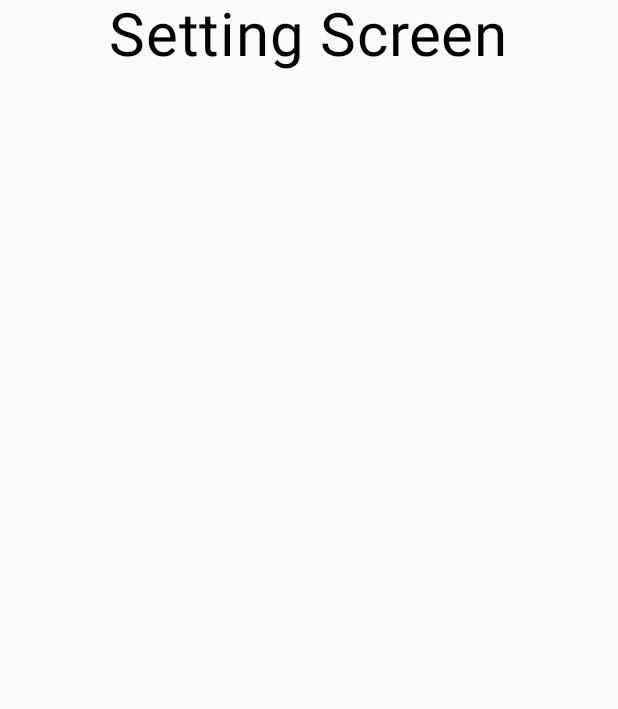
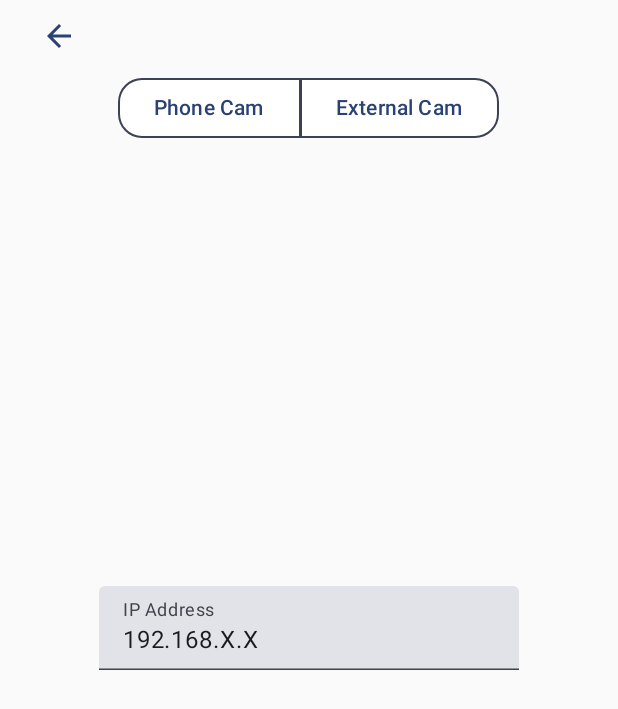
Before and after one commit to FoKE-Developers/FourCutTogether, an Android app built with Jetpack Compose: the SettingScreen screen opened through its navigation route, on a phone screen of 412 x 824 dp. Shown: the top 709 px of the screen. Run offline under Robolectric (Android 15) with nearby library versions, the light colour scheme and no system bars; our stand-ins replace Dagger/Hilt's generated code, constraintlayout-compose; 1 statement that could not run was skipped.

Commit message:
add Setting Screen [#28]

```diff
--- a/presenter/src/main/java/com/foke/together/presenter/screen/SettingScreen.kt
+++ b/presenter/src/main/java/com/foke/together/presenter/screen/SettingScreen.kt
@@ -1,41 +1,176 @@
 package com.foke.together.presenter.screen
 
-import androidx.compose.foundation.layout.Column
+import androidx.compose.foundation.BorderStroke
+import androidx.compose.foundation.layout.Row
 import androidx.compose.foundation.layout.fillMaxSize
-import androidx.compose.foundation.layout.fillMaxWidth
-import androidx.compose.material3.Button
+import androidx.compose.foundation.layout.offset
+import androidx.compose.foundation.layout.size
+import androidx.compose.foundation.shape.RoundedCornerShape
+import androidx.compose.material.icons.Icons
+import androidx.compose.material.icons.automirrored.filled.ArrowBack
+import androidx.compose.material.icons.filled.ArrowBack
+import androidx.compose.material3.ButtonDefaults
+import androidx.compose.material3.Icon
+import androidx.compose.material3.IconButton
 import androidx.compose.material3.MaterialTheme
-import androidx.compose.material3.Surface
+import androidx.compose.material3.OutlinedButton
 import androidx.compose.material3.Text
+import androidx.compose.material3.TextField
 import androidx.compose.runtime.Composable
-import androidx.compose.ui.Alignment
+import androidx.compose.runtime.getValue
+import androidx.compose.runtime.mutableStateOf
+import androidx.compose.runtime.remember
+import androidx.compose.runtime.saveable.rememberSaveable
+import androidx.compose.runtime.setValue
 import androidx.compose.ui.Modifier
 import androidx.compose.ui.tooling.preview.Preview
-import androidx.compose.ui.unit.sp
+import androidx.compose.ui.unit.dp
+import androidx.compose.ui.zIndex
+import androidx.constraintlayout.compose.ConstraintLayout
+import androidx.constraintlayout.compose.Dimension
 import com.foke.together.presenter.ui.theme.FourCutTogetherTheme
 
 @Composable
 fun SettingScreen(
     popBackStack: () -> Unit
 ) {
-    Column (
-        modifier = Modifier.fillMaxWidth(),
-        horizontalAlignment = Alignment.CenterHorizontally) {
-        Text("Setting Screen", fontSize = 40.sp)
-    }
-}
+    FourCutTogetherTheme {
+        ConstraintLayout(
+            modifier = Modifier.fillMaxSize()
+        ) {
 
-@Preview(showBackground = true)
-@Composable
-private fun DefaultPreview() {
-    FourCutTogetherTheme() {
-        Surface(
-            modifier = Modifier.fillMaxSize(),
-            color = MaterialTheme.colorScheme.background
-        ) {
-            SettingScreen(
-                popBackStack = {}
+            val (backKey, selectCamera, IPAdrress) = createRefs()
+
+            val cameraTypeList = listOf("Phone Cam", "External Cam")
+            var cameraType by remember { mutableStateOf(cameraTypeList.indexOf("IP Cam")) }
+
+            val topGuideLine = createGuidelineFromTop(0.1f)
+            val bottomGuideLine = createGuidelineFromBottom(0.1f)
+            val startGuideLine = createGuidelineFromStart(0.2f)
+            val endGuideLine = createGuidelineFromEnd(0.2f)
+
+            IconButton(
+                onClick = { popBackStack() },
+                modifier = Modifier.constrainAs(backKey) {
+                    top.linkTo(parent.top)
+                    start.linkTo(parent.start)
+                    end.linkTo(selectCamera.start)
+                    bottom.linkTo(selectCamera.top)
+                    height = Dimension.wrapContent
+                    width = Dimension.wrapContent
+                },
+            ) {
+                //
+                Icon(
+                    modifier = Modifier.size(24.dp),
+                    imageVector = Icons.AutoMirrored.Filled.ArrowBack,
+                    contentDescription = "backKey",
+                    tint = MaterialTheme.colorScheme.primary
+                )
+            }
+            Row(
+                modifier = Modifier.constrainAs(selectCamera){
+                    top.linkTo(backKey.bottom)
+                    start.linkTo(parent.start)
+                    end.linkTo(parent.end)
+                    bottom.linkTo(backKey.bottom)
+                    width = Dimension.wrapContent
+                    height = Dimension.wrapContent
+                }
+
+            ) {
+
+                val cornerRadius = 16.dp
+
+                cameraTypeList.forEachIndexed { index, item ->
+
+                    OutlinedButton(
+                        onClick = { cameraType = index },
+                        modifier = when (index) {
+                            0 ->
+                                Modifier
+                                    .offset(0.dp, 0.dp)
+                                    .zIndex(if (cameraType == index) 1f else 0f)
+                            else ->
+                                Modifier
+                                    .offset((-1 * index).dp, 0.dp)
+                                    .zIndex(if (cameraType == index) 1f else 0f)
+                        },
+                        shape = when (index) {
+                            0 -> RoundedCornerShape(
+                                topStart = cornerRadius,
+                                topEnd = 0.dp,
+                                bottomStart = cornerRadius,
+                                bottomEnd = 0.dp
+                            )
+                            cameraTypeList.size - 1 -> RoundedCornerShape(
+                                topStart = 0.dp,
+                                topEnd = cornerRadius,
+                                bottomStart = 0.dp,
+                                bottomEnd = cornerRadius
+                            )
+                            else -> RoundedCornerShape(
+                                topStart = 0.dp,
+                                topEnd = 0.dp,
+                                bottomStart = 0.dp,
+                                bottomEnd = 0.dp
+                            )
+                        },
+                        border = BorderStroke(
+                            1.dp, if (cameraType == index) {
+                                MaterialTheme.colorScheme.primary
+                            } else {
+                                MaterialTheme.colorScheme.secondary
+                            }
+                        ),
+                        // 선택되었을때의 색깔
+                        colors = if (cameraType == index) {
+                            ButtonDefaults.outlinedButtonColors(
+                                containerColor = MaterialTheme.colorScheme.primaryContainer,
+                                contentColor = MaterialTheme.colorScheme.primary
+                            )
+                            // 선택되지않았을때
+                        } else {
+                            ButtonDefaults.outlinedButtonColors(
+                                containerColor = MaterialTheme.colorScheme.onPrimary,
+                                contentColor = MaterialTheme.colorScheme.primary
+                            )
+                        }
+                    ) {
+                        Text(item)
+                    }
+                }
+            }
+            var text by rememberSaveable { mutableStateOf("192.168.X.X") }
+            TextField(
+                modifier = Modifier.constrainAs(IPAdrress){
+                    top.linkTo(selectCamera.bottom)
+                    start.linkTo(parent.start)
+                    end.linkTo(parent.end)
+                    bottom.linkTo(bottomGuideLine)
+                    width = Dimension.wrapContent
+                    height = Dimension.wrapContent
+                },
+                value = text,
+                onValueChange = {text = it},
+                label = { Text(text = "IP Address") },
             )
         }
     }
 }
+@Composable
+fun PhoneCamSetting(){
+    // phase 3에 개발
+}
+
+@Composable
+fun ExternalCamSetting( modifier: Modifier) {
+
+}
+@Preview(showBackground = true)
+@Composable
+private fun DefaultPreview() {
+    SettingScreen(
+        popBackStack = {}
+    )
+}
```
